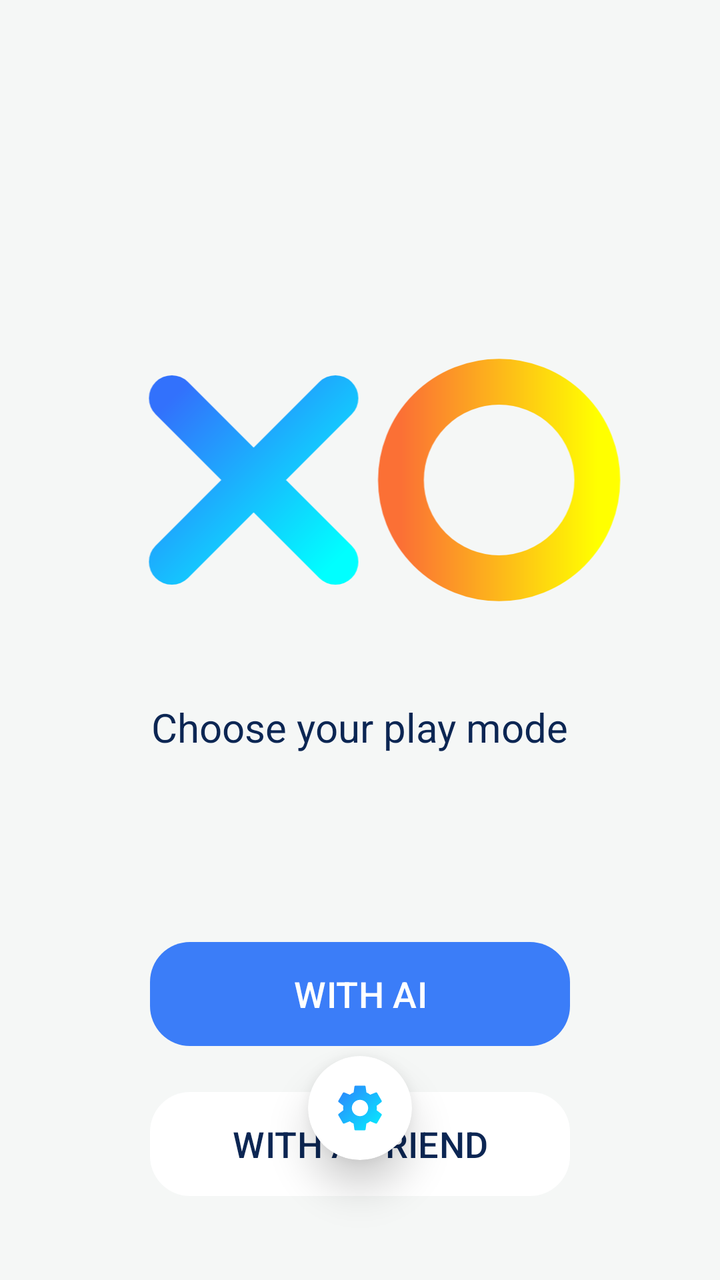
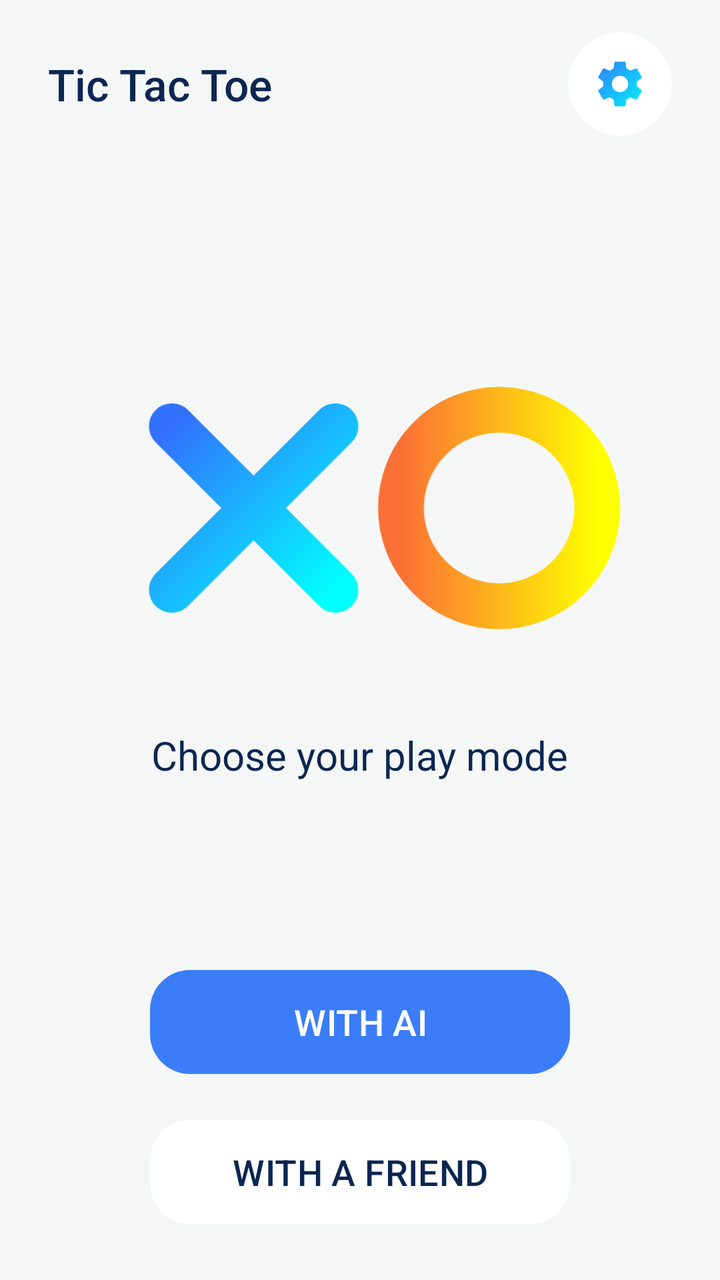

Screens rendered from an Android XML layout before and after an edit, with the pre-edit source and the edit as a unified diff.
<!-- AndroidManifest.xml: application theme Theme.TicTacToe -->
<!-- res/layout/activity_main.xml -->
<?xml version="1.0" encoding="utf-8"?>
<androidx.constraintlayout.widget.ConstraintLayout xmlns:android="http://schemas.android.com/apk/res/android"
    xmlns:app="http://schemas.android.com/apk/res-auto"
    xmlns:tools="http://schemas.android.com/tools"
    android:id="@+id/main"
    android:layout_width="match_parent"
    android:layout_height="match_parent"
    android:background="@color/app_background"
    tools:context=".MainActivity">

    <ImageView
        android:id="@+id/ivLogo"
        android:layout_width="300dp"
        android:layout_height="180dp"
        android:layout_marginTop="150dp"
        android:adjustViewBounds="true"
        android:contentDescription="@string/content_desc_logo"
        android:scaleType="fitCenter"
        android:src="@drawable/ic_logo"
        app:layout_constraintEnd_toEndOf="parent"
        app:layout_constraintStart_toStartOf="parent"
        app:layout_constraintTop_toTopOf="parent" />

    <TextView
        android:id="@+id/tvHeading"
        android:layout_width="wrap_content"
        android:layout_height="wrap_content"
        android:layout_marginTop="20dp"
        android:fontFamily="sans-serif"
        android:text="@string/choose_play_mode"
        android:textColor="@color/dark_navy"
        android:textSize="20sp"
        app:layout_constraintEnd_toEndOf="parent"
        app:layout_constraintStart_toStartOf="parent"
        app:layout_constraintTop_toBottomOf="@+id/ivLogo" />

    <com.google.android.material.button.MaterialButton
        android:id="@+id/btnWithAI"
        style="@style/Widget.Material3.Button"
        android:layout_width="210dp"
        android:layout_height="60dp"
        android:layout_marginTop="90dp"
        android:elevation="4dp"
        android:text="@string/with_ai"
        android:textColor="@color/white"
        android:textSize="18sp"
        app:backgroundTint="@color/primary_blue"
        app:cornerRadius="20dp"
        app:layout_constraintEnd_toEndOf="parent"
        app:layout_constraintStart_toStartOf="parent"
        app:layout_constraintTop_toBottomOf="@+id/tvHeading" />

    <com.google.android.material.button.MaterialButton
        android:id="@+id/btnWithFriend"
        style="@style/Widget.Material3.Button"
        android:layout_width="210dp"
        android:layout_height="60dp"
        android:layout_marginTop="15dp"
        android:elevation="4dp"
        android:text="@string/with_friend"
        android:textColor="@color/dark_navy"
        android:textSize="18sp"
        app:backgroundTint="@color/white"
        app:cornerRadius="20dp"
        app:layout_constraintEnd_toEndOf="parent"
        app:layout_constraintStart_toStartOf="parent"
        app:layout_constraintTop_toBottomOf="@+id/btnWithAI" />

    <com.google.android.material.card.MaterialCardView
        android:id="@+id/btnSettings"
        android:layout_width="52dp"
        android:layout_height="52dp"
        android:layout_marginBottom="60dp"
        android:clickable="true"
        android:focusable="true"
        app:cardBackgroundColor="@color/white"
        app:cardCornerRadius="26dp"
        app:cardElevation="12dp"
        app:layout_constraintBottom_toBottomOf="parent"
        app:layout_constraintEnd_toEndOf="parent"
        app:layout_constraintStart_toStartOf="parent"
        app:strokeWidth="0dp">

        <ImageView
            android:layout_width="28dp"
            android:layout_height="28dp"
            android:layout_gravity="center"
            android:contentDescription="@string/content_desc_settings"
            android:src="@drawable/ic_settings_gear" />

    </com.google.android.material.card.MaterialCardView>

</androidx.constraintlayout.widget.ConstraintLayout>
<!-- resources referenced by this layout -->
<resources>
  <color name="app_background">#F5F7F6</color>
  <color name="dark_navy">#0C2653</color>
  <color name="primary_blue">#3B7DF8</color>
  <color name="white">#FFFFFFFF</color>
  <!-- drawable ic_logo (drawable) -->
  <vector xmlns:android="http://schemas.android.com/apk/res/android"
      xmlns:aapt="http://schemas.android.com/aapt"
      android:width="350dp"
      android:height="220dp"
      android:viewportWidth="350"
      android:viewportHeight="220">
  
      
      <path
          android:pathData="M60,60 L160,160 M160,60 L60,160"
          android:strokeWidth="28"
          android:strokeLineCap="round">
          <aapt:attr name="android:strokeColor">
              <gradient
                  android:startX="60"
                  android:startY="60"
                  android:endX="160"
                  android:endY="160"
                  android:type="linear">
                  <item android:offset="0" android:color="#3271FC" />
                  <item android:offset="1" android:color="#00FFFF" />
              </gradient>
          </aapt:attr>
      </path>
  
      
      <path
          android:pathData="M260,110 m-60,0 a60,60 0 1,1 120,0 a60,60 0 1,1 -120,0"
          android:strokeWidth="28"
          android:strokeLineCap="round">
          <aapt:attr name="android:strokeColor">
              <gradient
                  android:startX="200"
                  android:startY="110"
                  android:endX="320"
                  android:endY="110"
                  android:type="linear">
                  <item android:offset="0" android:color="#FB7035" />
                  <item android:offset="1" android:color="#FFFF00" />
              </gradient>
          </aapt:attr>
      </path>
  </vector>
  <string name="choose_play_mode">Choose your play mode</string>
  <string name="content_desc_logo">Tic Tac Toe Logo</string>
  <string name="content_desc_settings">Settings</string>
  <string name="with_ai">WITH AI</string>
  <string name="with_friend">WITH A FRIEND</string>
  <style name="Theme.TicTacToe" parent="Base.Theme.TicTacToe" />
  <style name="Base.Theme.TicTacToe" parent="Theme.Material3.DayNight.NoActionBar">
          
          <item name="android:windowBackground">@color/app_background</item>
          <item name="android:statusBarColor">@color/app_background</item>
          <item name="android:windowLightStatusBar">true</item>
          <item name="android:navigationBarColor">@color/app_background</item>
      </style>
  <!-- unchanged entries left out for length: 1 -->
</resources>

<!-- the commit's change to res/layout/activity_main.xml (unified diff, before → after) -->
@@ -8,18 +8,64 @@
     android:background="@color/app_background"
     tools:context=".MainActivity">
 
+    <androidx.constraintlayout.widget.ConstraintLayout
+        android:id="@+id/headerLayout"
+        android:layout_width="match_parent"
+        android:layout_height="wrap_content"
+        android:background="@color/app_background"
+        android:paddingHorizontal="24dp"
+        android:paddingVertical="16dp"
+        app:layout_constraintTop_toTopOf="parent">
+
+        <TextView
+            android:id="@+id/tvHeaderTitle"
+            android:layout_width="wrap_content"
+            android:layout_height="wrap_content"
+            android:fontFamily="sans-serif-medium"
+            android:text="@string/app_name"
+            android:textColor="@color/dark_navy"
+            android:textSize="22sp"
+            app:layout_constraintBottom_toBottomOf="parent"
+            app:layout_constraintStart_toStartOf="parent"
+            app:layout_constraintTop_toTopOf="parent" />
+
+        <com.google.android.material.card.MaterialCardView
+            android:id="@+id/btnHeaderSettings"
+            android:layout_width="52dp"
+            android:layout_height="52dp"
+            android:clickable="true"
+            android:focusable="true"
+            app:cardBackgroundColor="@color/white"
+            app:cardCornerRadius="26dp"
+            app:cardElevation="0dp"
+            app:layout_constraintBottom_toBottomOf="parent"
+            app:layout_constraintEnd_toEndOf="parent"
+            app:layout_constraintTop_toTopOf="parent"
+            app:strokeWidth="0dp">
+
+            <ImageView
+                android:layout_width="28dp"
+                android:layout_height="28dp"
+                android:layout_gravity="center"
+                android:contentDescription="@string/content_desc_settings"
+                android:src="@drawable/ic_settings_gear" />
+
+        </com.google.android.material.card.MaterialCardView>
+
+    </androidx.constraintlayout.widget.ConstraintLayout>
+
     <ImageView
         android:id="@+id/ivLogo"
         android:layout_width="300dp"
         android:layout_height="180dp"
-        android:layout_marginTop="150dp"
+        android:layout_marginTop="80dp"
         android:adjustViewBounds="true"
         android:contentDescription="@string/content_desc_logo"
         android:scaleType="fitCenter"
         android:src="@drawable/ic_logo"
         app:layout_constraintEnd_toEndOf="parent"
         app:layout_constraintStart_toStartOf="parent"
-        app:layout_constraintTop_toTopOf="parent" />
+        app:layout_constraintTop_toBottomOf="@+id/headerLayout" />
 
     <TextView
         android:id="@+id/tvHeading"
@@ -66,28 +112,5 @@
         app:layout_constraintStart_toStartOf="parent"
         app:layout_constraintTop_toBottomOf="@+id/btnWithAI" />
 
-    <com.google.android.material.card.MaterialCardView
-        android:id="@+id/btnSettings"
-        android:layout_width="52dp"
-        android:layout_height="52dp"
-        android:layout_marginBottom="60dp"
-        android:clickable="true"
-        android:focusable="true"
-        app:cardBackgroundColor="@color/white"
-        app:cardCornerRadius="26dp"
-        app:cardElevation="12dp"
-        app:layout_constraintBottom_toBottomOf="parent"
-        app:layout_constraintEnd_toEndOf="parent"
-        app:layout_constraintStart_toStartOf="parent"
-        app:strokeWidth="0dp">
-
-        <ImageView
-            android:layout_width="28dp"
-            android:layout_height="28dp"
-            android:layout_gravity="center"
-            android:contentDescription="@string/content_desc_settings"
-            android:src="@drawable/ic_settings_gear" />
-
-    </com.google.android.material.card.MaterialCardView>
 
 </androidx.constraintlayout.widget.ConstraintLayout>
<!-- resource entries referenced after the edit -->
@@ -48,6 +48,7 @@
           </aapt:attr>
       </path>
   </vector>
+  <string name="app_name">Tic Tac Toe</string>
   <string name="choose_play_mode">Choose your play mode</string>
   <string name="content_desc_logo">Tic Tac Toe Logo</string>
   <string name="content_desc_settings">Settings</string>
